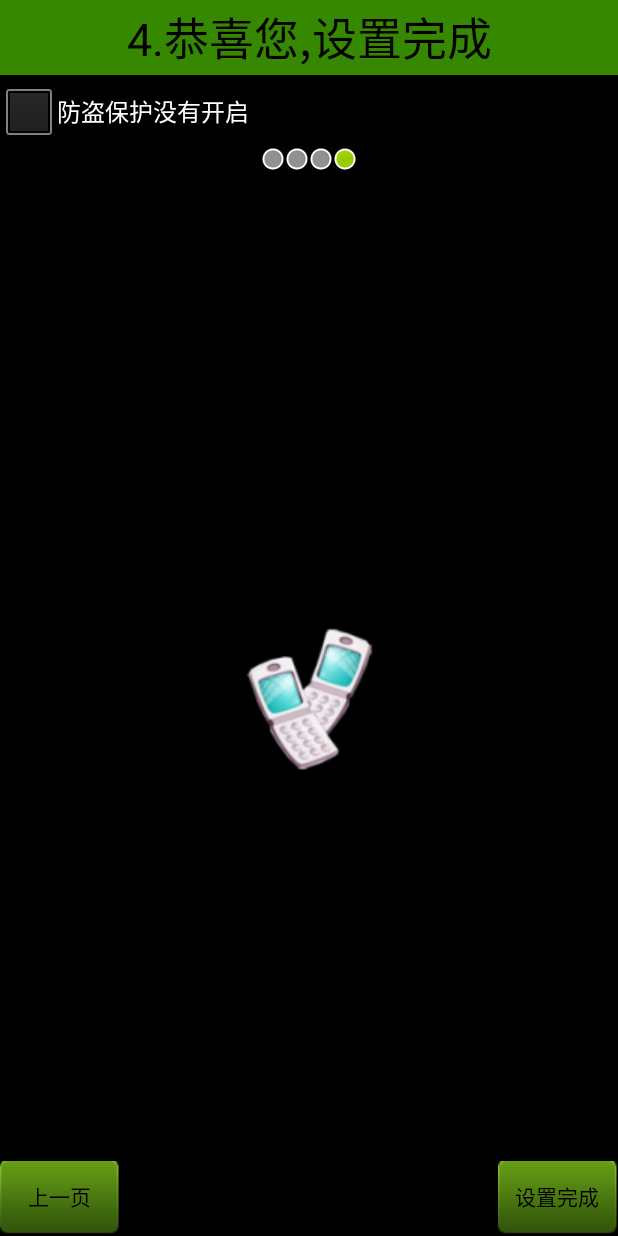
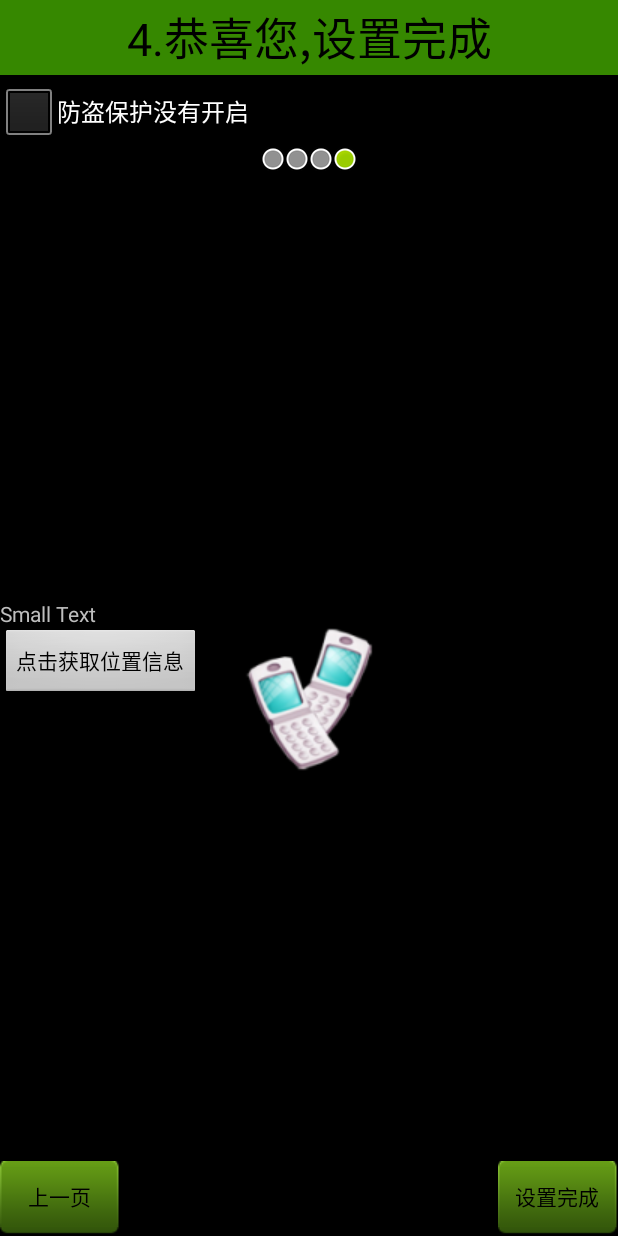
Before and after one commit to esileme/phonemanage, an Android app: the Setup4Activity screen opened directly, with no data from a screen before it, on a phone screen of 412 x 824 dp. Run offline under Robolectric (Android 15) with nearby library versions, the phone set to English and light mode, and no system bars.

Commit message:
GPS功能待定

```diff
--- a/PhoneManager/app/src/main/AndroidManifest.xml
+++ b/PhoneManager/app/src/main/AndroidManifest.xml
@@ -2,6 +2,8 @@
 <manifest xmlns:android="http://schemas.android.com/apk/res/android"
     package="com.android.yl.phonemanager">
 
+    <uses-permission android:name="android.permission.ACCESS_COARSE_LOCATION" />
+    <uses-permission android:name="android.permission.ACCESS_FINE_LOCATION" />
     <!-- 添加网络权限 -->
     <uses-permission android:name="android.permission.INTERNET" />
     <!-- 读写sdcard权限 -->
--- a/PhoneManager/app/src/main/java/com/android/yl/phonemanager/BaseSetupActivity.java
+++ b/PhoneManager/app/src/main/java/com/android/yl/phonemanager/BaseSetupActivity.java
@@ -67,4 +67,5 @@ public abstract class BaseSetupActivity extends Activity {
     }
 
 
+
 }
--- a/PhoneManager/app/src/main/java/com/android/yl/phonemanager/Setup4Activity.java
+++ b/PhoneManager/app/src/main/java/com/android/yl/phonemanager/Setup4Activity.java
@@ -2,16 +2,72 @@ package com.android.yl.phonemanager;
 
 import android.content.Intent;
 import android.content.SharedPreferences;
+import android.location.Location;
+import android.location.LocationListener;
+import android.location.LocationManager;
 import android.os.Bundle;
+import android.view.View;
+import android.widget.Button;
+import android.widget.TextView;
 
 public class Setup4Activity extends BaseSetupActivity {
     SharedPreferences preferences;
+    private TextView tvLocation;
+    private Button button;
+    private String j;
+    private String w;
+    private String accuracy;
+    private String altitude;
 
     @Override
     protected void onCreate(Bundle savedInstanceState) {
         super.onCreate(savedInstanceState);
         setContentView(R.layout.activity_setup4);
         preferences = getSharedPreferences("cfg", MODE_PRIVATE);
+        tvLocation = (TextView) findViewById(R.id.tv_location);
+        button = (Button) findViewById(R.id.getGPS);
+        button.setOnClickListener(new View.OnClickListener() {
+            @Override
+            public void onClick(View v) {
+                //tvLocation.setText("132");
+                tvLocation.setText(j + "\n" + w + "\n" + accuracy + "\n" + altitude);
+            }
+        });
+
+        LocationManager lm = (LocationManager) getSystemService(LOCATION_SERVICE);
+        // List<String> allProviders = lm.getAllProviders();
+        MyLocationListener listener = new MyLocationListener();
+        //lm.requestLocationUpdates(LocationManager.GPS_PROVIDER, 0, 0, listener);
+
+
+    }
+
+    class MyLocationListener implements LocationListener {
+
+        @Override
+        public void onLocationChanged(Location location) {
+            j = "经度" + location.getLongitude();
+            w = "纬度" + location.getLatitude();
+            accuracy = "精度" + location.getAccuracy();
+            altitude = "海拔" + location.getAltitude();
+            tvLocation.setText(j + "\n" + w + "\n" + accuracy + "\n" + altitude);
+
+        }
+
+        @Override
+        public void onStatusChanged(String provider, int status, Bundle extras) {
+
+        }
+
+        @Override
+        public void onProviderEnabled(String provider) {
+
+        }
+
+        @Override
+        public void onProviderDisabled(String provider) {
+
+        }
     }
 
     @Override
@@ -29,4 +85,5 @@ public class Setup4Activity extends BaseSetupActivity {
         overridePendingTransition(R.anim.tran_previous_in, R.anim.tran_previous_out);
 
     }
+
 }
--- a/PhoneManager/app/src/main/res/layout/activity_setup4.xml
+++ b/PhoneManager/app/src/main/res/layout/activity_setup4.xml
@@ -60,6 +60,22 @@
             android:text="设置完成" />
 
         <Button style="@style/Btn_prev_style" />
+
+        <Button
+            android:layout_width="wrap_content"
+            android:layout_height="wrap_content"
+            android:text="点击获取位置信息"
+            android:id="@+id/getGPS"
+            android:layout_alignTop="@+id/imageView1"
+            android:layout_alignParentStart="true" />
+
+        <TextView
+            android:layout_width="wrap_content"
+            android:layout_height="wrap_content"
+            android:text="Small Text"
+            android:id="@+id/tv_location"
+            android:layout_above="@+id/imageView1"
+            android:layout_alignParentStart="true" />
     </RelativeLayout>
 
 </LinearLayout>
```
